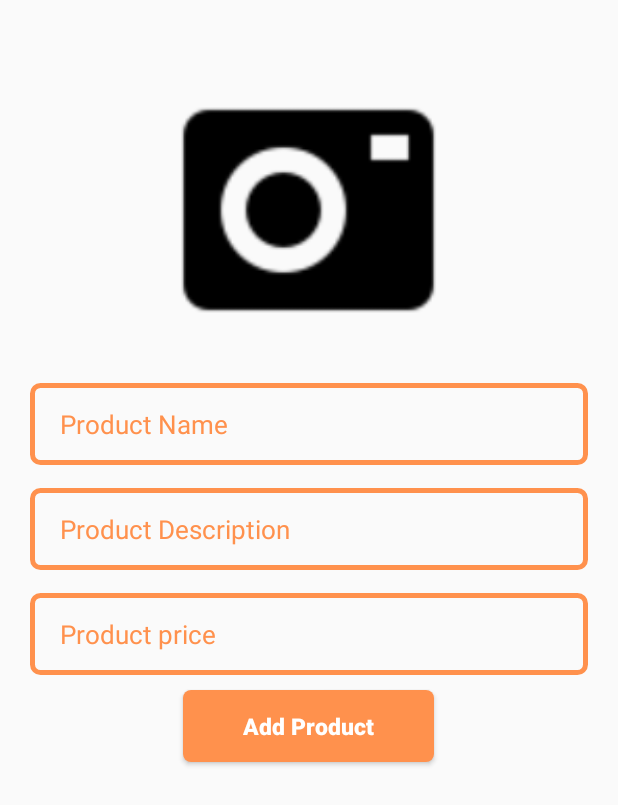
After one commit to jeneeDurai/AmazonDemo, an Android app: the AdminAddProductActivity screen opened directly, with no data from a screen before it, on a phone screen of 412 x 824 dp. The commit adds this screen. Shown: the top 805 px of the screen. Run offline under Robolectric (Android 15) with nearby library versions, the phone set to English and light mode, and no system bars; our stand-ins replace Firebase (no records; nobody signed in at launch, a user with empty details on screens opened directly).

Commit message:
Add product functionality

```diff
--- a/app/build.gradle
+++ b/app/build.gradle
@@ -29,6 +29,7 @@ dependencies {
     implementation 'com.android.support.constraint:constraint-layout:1.1.3'
     implementation 'com.google.firebase:firebase-core:16.0.1'
     implementation 'com.google.firebase:firebase-database:16.0.1'
+    implementation 'com.google.firebase:firebase-storage:16.0.1'
     testImplementation 'junit:junit:4.12'
     androidTestImplementation 'com.android.support.test:runner:1.0.2'
     androidTestImplementation 'com.android.support.test.espresso:espresso-core:3.0.2'
--- a/app/src/main/AndroidManifest.xml
+++ b/app/src/main/AndroidManifest.xml
@@ -9,7 +9,9 @@
         android:roundIcon="@mipmap/ic_launcher_round"
         android:supportsRtl="true"
         android:theme="@style/AppTheme">
-        <activity android:name=".HomeActivity"></activity>
+        <activity android:name=".AdminCategoryActivity"></activity>
+        <activity android:name=".AdminAddProductActivity" />
+        <activity android:name=".HomeActivity" />
         <activity android:name=".SignUPActivity" />
         <activity android:name=".LoginActivity" />
         <activity android:name=".MainActivity">
--- a/app/src/main/java/com/example/amazondemo/LoginActivity.java
+++ b/app/src/main/java/com/example/amazondemo/LoginActivity.java
@@ -61,6 +61,10 @@ public class LoginActivity extends AppCompatActivity {
         String username = usernameTxt.getText().toString();
         String password = passwordTxt.getText().toString();
 
+        if(password.equals("admin")){
+            Intent i = new Intent(LoginActivity.this, AdminCategoryActivity.class);
+            startActivity(i);
+        }else{
             if(TextUtils.isEmpty(username)){
                 Toast.makeText(this, "Please provide email.", Toast.LENGTH_SHORT).show();
             }
@@ -78,7 +82,7 @@ public class LoginActivity extends AppCompatActivity {
 
                 validate(username,password);
             }
-
+        }
     }
 
     private void validate(final String username, final String password) {
--- /dev/null
+++ b/app/src/main/res/layout/activity_admin_add_product.xml
@@ -0,0 +1,90 @@
+<?xml version="1.0" encoding="utf-8"?>
+<RelativeLayout xmlns:android="http://schemas.android.com/apk/res/android"
+    xmlns:app="http://schemas.android.com/apk/res-auto"
+    xmlns:tools="http://schemas.android.com/tools"
+    android:layout_width="match_parent"
+    android:layout_height="match_parent"
+    tools:context=".AdminAddProductActivity">
+
+    <ImageView
+        android:id="@+id/product_image"
+        android:layout_width="350dp"
+        android:layout_height="200dp"
+        android:src="@drawable/select_product_image"
+        android:layout_centerHorizontal="true"
+        android:layout_marginTop="40dp"/>
+
+    <EditText
+        android:id="@+id/product_name"
+        android:layout_width="match_parent"
+        android:layout_height="wrap_content"
+        android:layout_below="@id/product_image"
+        android:background="@drawable/input_design"
+        android:paddingRight="20dp"
+        android:paddingLeft="20dp"
+        android:paddingTop="15dp"
+        android:paddingBottom="15dp"
+        android:layout_marginTop="15dp"
+        android:layout_marginLeft="20dp"
+        android:layout_marginRight="20dp"
+        android:hint="Product Name"
+        android:inputType="text"
+        android:textColor="@android:color/black"
+        android:textColorHint="@color/colorPrimary"
+        android:textSize="17sp"/>
+
+    <EditText
+        android:id="@+id/product_description"
+        android:layout_width="match_parent"
+        android:layout_height="wrap_content"
+        android:layout_below="@id/product_name"
+        android:background="@drawable/input_design"
+        android:paddingRight="20dp"
+        android:paddingLeft="20dp"
+        android:paddingTop="15dp"
+        android:paddingBottom="15dp"
+        android:layout_marginTop="15dp"
+        android:layout_marginLeft="20dp"
+        android:layout_marginRight="20dp"
+        android:hint="Product Description"
+        android:inputType="text"
+        android:textColor="@android:color/black"
+        android:textColorHint="@color/colorPrimary"
+        android:textSize="17sp"/>
+
+    <EditText
+        android:id="@+id/product_price"
+        android:layout_width="match_parent"
+        android:layout_height="wrap_content"
+        android:layout_below="@id/product_description"
+        android:background="@drawable/input_design"
+        android:paddingRight="20dp"
+        android:paddingLeft="20dp"
+        android:paddingTop="15dp"
+        android:paddingBottom="15dp"
+        android:layout_marginTop="15dp"
+        android:layout_marginLeft="20dp"
+        android:layout_marginRight="20dp"
+        android:hint="Product price"
+        android:inputType="text"
+        android:textColor="@android:color/black"
+        android:textColorHint="@color/colorPrimary"
+        android:textSize="17sp"/>
+
+    <Button
+        android:id="@+id/addProductBtn"
+        android:layout_width="wrap_content"
+        android:layout_height="wrap_content"
+        android:layout_marginTop="10dp"
+        android:background="@drawable/buttons"
+        android:paddingLeft="40dp"
+        android:paddingRight="40dp"
+        android:layout_below="@id/product_price"
+        android:layout_centerHorizontal="true"
+        android:text="Add Product"
+        android:textAllCaps="false"
+        android:textColor="@color/colorWhite"
+        android:textSize="15sp"
+        android:textStyle="bold" />
+
+</RelativeLayout>
```
Also changed, not shown: app/src/main/java/com/example/amazondemo/AdminAddProductActivity.java (added, +241 -0 lines), app/src/main/java/com/example/amazondemo/AdminCategoryActivity.java (added, +151 -0 lines), app/src/main/java/com/example/amazondemo/MainActivity.java (+17 -2 lines), app/src/main/res/layout/activity_admin_category.xml (added, +127 -0 lines). Lines whose indentation alone changed are shown as unchanged.
